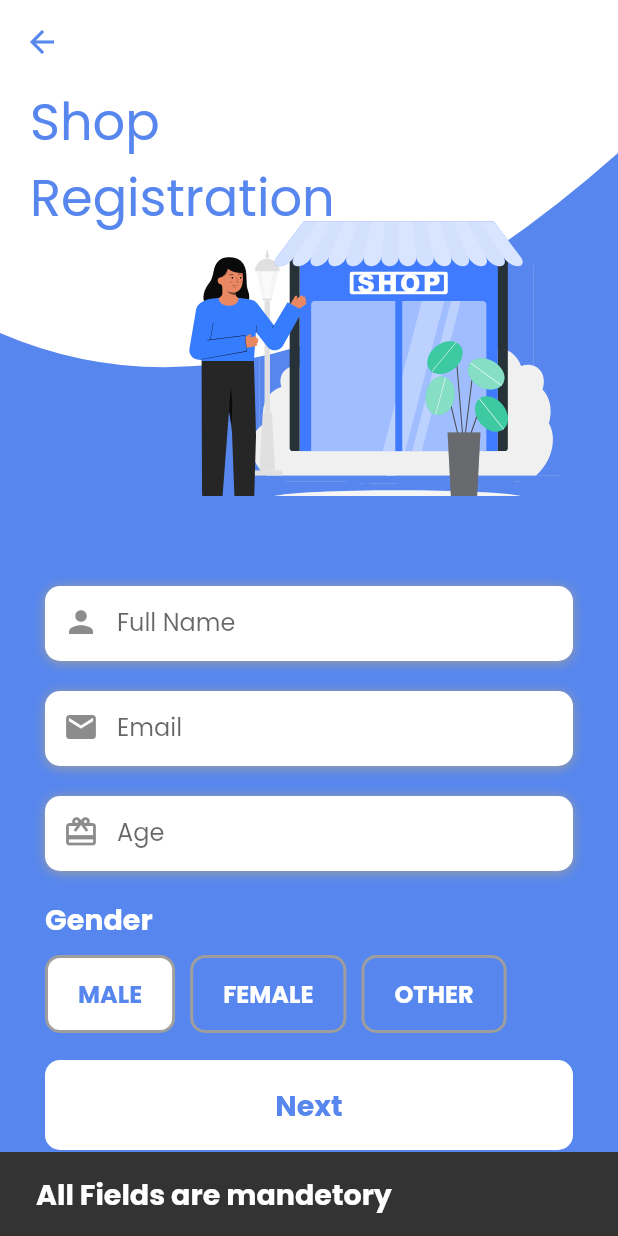
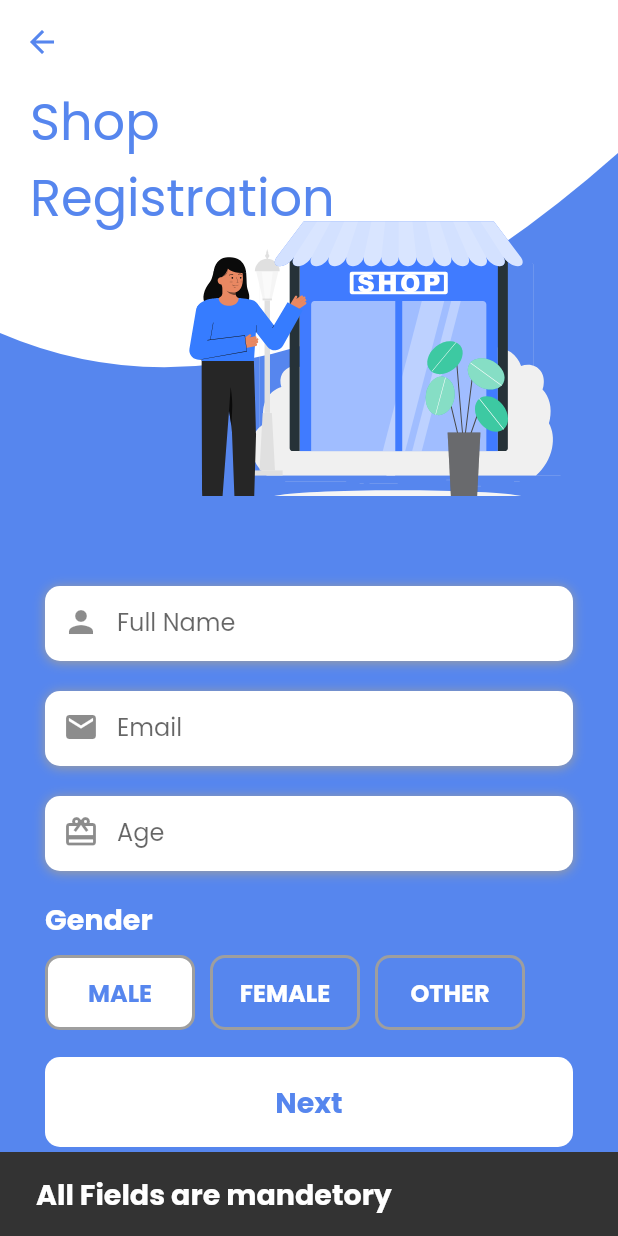
Before and after one commit to Gauravkatva/partner-quicpik, a Flutter app: the PersonalDetails screen opened by its route, after a tap on "Next", on a phone screen of 412 x 824 dp. Run offline on Flutter 3.47's test engine with Material 2 defaults, Android fonts, the light colour scheme and no system bars; our stand-ins replace flutter_svg, google_fonts, introduction_screen, pinput.

Commit message:
button is updated for the best UX minor UI fixed

```diff
--- a/lib/components/button.dart
+++ b/lib/components/button.dart
@@ -1,9 +1,11 @@
 import 'package:flutter/material.dart';
 import 'package:partner_quicpik/utils/app_utils.dart';
 
-class AppButton extends StatelessWidget {
+enum ButtonState { child, loading }
+
+class AppButton extends StatefulWidget {
   final String buttonTitle;
-  final void Function() onPressed;
+  final Future<void> Function() onPressed;
   final Color buttonColor;
   final Color titleColor;
   const AppButton(
@@ -13,6 +15,13 @@ class AppButton extends StatelessWidget {
       required this.buttonColor,
       required this.titleColor})
       : super(key: key);
+
+  @override
+  _AppButtonState createState() => _AppButtonState();
+}
+
+class _AppButtonState extends State<AppButton> {
+  ButtonState _state = ButtonState.child;
 
   @override
   Widget build(BuildContext context) {
@@ -25,23 +34,51 @@ class AppButton extends StatelessWidget {
         height: 60,
         width: double.infinity,
         decoration: BoxDecoration(
-          color: buttonColor,
+          color: widget.buttonColor,
           borderRadius: BorderRadius.circular(10),
         ),
         child: InkWell(
           borderRadius: BorderRadius.circular(10),
           splashColor: Colors.grey,
-          onTap: onPressed,
+          onTap: _state == ButtonState.child
+              ? () async {
+                  setState(() {
+                    _state = ButtonState.loading;
+                  });
+                  await widget.onPressed();
+                  setState(() {
+                    _state = ButtonState.child;
+                  });
+                }
+              : null,
           child: Center(
-            child: Text(
-              buttonTitle,
-              style: themeData(context).textTheme.button!.copyWith(
-                    color: titleColor,
-                  ),
-            ),
+            child: _buildForState(_state, context),
           ),
         ),
       ),
     );
   }
+
+  Widget _buildForState(ButtonState state, BuildContext context) {
+    switch (state) {
+      case ButtonState.child:
+        return Text(
+          widget.buttonTitle,
+          style: themeData(context).textTheme.button!.copyWith(
+                color: widget.titleColor,
+              ),
+        );
+      case ButtonState.loading:
+        return CircularProgressIndicator(
+          strokeWidth: 5,
+        );
+      default:
+        return Text(
+          widget.buttonTitle,
+          style: themeData(context).textTheme.button!.copyWith(
+                color: widget.titleColor,
+              ),
+        );
+    }
+  }
 }
--- a/lib/components/gender_selector.dart
+++ b/lib/components/gender_selector.dart
@@ -32,16 +32,11 @@ class _GenderSelectorState extends State<GenderSelector> {
           ),
           Row(
             children: List.generate(_list.length, (index) {
-              return InkWell(
-                onTap: () {
-                  setState(() {
-                    _pointer = index;
-                  });
-                  widget.onChanged(_list[index]);
-                },
-                child: Container(
+              return Container(
                 margin: EdgeInsets.only(right: 10),
-                  padding: EdgeInsets.symmetric(vertical: 12, horizontal: 20),
+                child: Ink(
+                  height: 50,
+                  width: 100,
                   decoration: BoxDecoration(
                     color: index == _pointer
                         ? Colors.white
@@ -52,6 +47,14 @@ class _GenderSelectorState extends State<GenderSelector> {
                       width: 2,
                     ),
                   ),
+                  child: InkWell(
+                    onTap: () {
+                      setState(() {
+                        _pointer = index;
+                      });
+                      widget.onChanged(_list[index]);
+                    },
+                    child: Center(
                       child: Text(
                         "${_list[index]}",
                         style: themeData(context).textTheme.bodyText1!.copyWith(
@@ -59,6 +62,8 @@ class _GenderSelectorState extends State<GenderSelector> {
                                   ? themeData(context).primaryColor
                                   : Colors.white,
                               fontWeight: FontWeight.bold,
+                            ),
+                      ),
                     ),
                   ),
                 ),
--- a/lib/screens/onboarding.dart
+++ b/lib/screens/onboarding.dart
@@ -57,7 +57,7 @@ class _OnboardingState extends State<Onboarding> {
             ),
             AppButton(
               buttonTitle: "Sign In",
-              onPressed: () {
+              onPressed: () async {
                 openScreen(context, Routes.signinRoute);
               },
               buttonColor: Colors.white,
@@ -65,7 +65,7 @@ class _OnboardingState extends State<Onboarding> {
             ),
             AppButton(
               buttonTitle: "Sign Up",
-              onPressed: () {
+              onPressed: () async {
                 openScreen(context, Routes.signupRoute);
               },
               buttonColor: Colors.white,
--- a/lib/screens/shop_details.dart
+++ b/lib/screens/shop_details.dart
@@ -106,7 +106,7 @@ class _ShopDetailsState extends State<ShopDetails> {
                 ),
                 AppButton(
                   buttonTitle: "Finish",
-                  onPressed: () {
+                  onPressed: () async {
                     openScreen(context, Routes.carouselRoute);
                   },
                   buttonColor: themeData(context).primaryColor,
--- a/lib/screens/sign_in.dart
+++ b/lib/screens/sign_in.dart
@@ -95,7 +95,7 @@ class SignIn extends StatelessWidget {
                   ),
                   AppButton(
                       buttonTitle: "Sign In",
-                      onPressed: () {
+                      onPressed: () async {
                         openScreen(context, Routes.verificationRoute);
                       },
                       buttonColor: Colors.white,
--- a/lib/screens/sign_up.dart
+++ b/lib/screens/sign_up.dart
@@ -95,7 +95,7 @@ class SignUp extends StatelessWidget {
                   ),
                   AppButton(
                       buttonTitle: "Sign Up",
-                      onPressed: () {
+                      onPressed: () async {
                         Navigator.of(context).push(
                           MaterialPageRoute(
                             builder: (context) =>
```
Also changed, not shown: 1 other file. Lines whose indentation alone changed are shown as unchanged.
